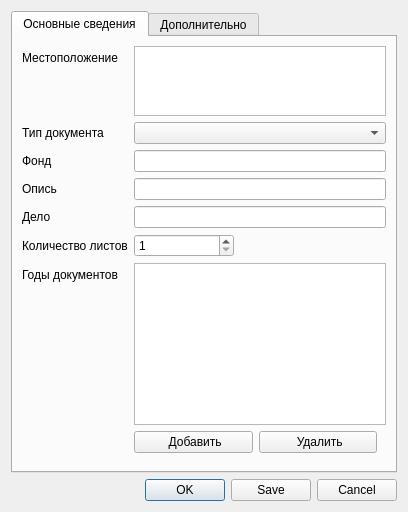
Old version of the form ui/docform_dialog.ui in the repository caxapyk/gaoo-cfp.
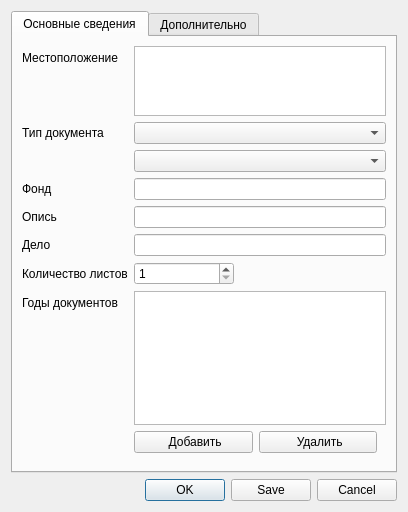
New version of the form. Icons and pictures are not drawn.

```diff
--- a/ui/docform_dialog.ui
+++ b/ui/docform_dialog.ui
@@ -93,14 +93,14 @@
          </property>
         </widget>
        </item>
-       <item row="2" column="0">
+       <item row="4" column="0">
         <widget class="QLabel" name="label_3">
          <property name="text">
           <string>Фонд</string>
          </property>
         </widget>
        </item>
-       <item row="2" column="1">
+       <item row="4" column="1">
         <widget class="QLineEdit" name="fund_lineEdit">
          <property name="maximumSize">
           <size>
@@ -113,14 +113,14 @@
          </property>
         </widget>
        </item>
-       <item row="3" column="0">
+       <item row="5" column="0">
         <widget class="QLabel" name="label_4">
          <property name="text">
           <string>Опись</string>
          </property>
         </widget>
        </item>
-       <item row="3" column="1">
+       <item row="5" column="1">
         <widget class="QLineEdit" name="inventory_lineEdit">
          <property name="maximumSize">
           <size>
@@ -133,14 +133,14 @@
          </property>
         </widget>
        </item>
-       <item row="4" column="0">
+       <item row="6" column="0">
         <widget class="QLabel" name="label_5">
          <property name="text">
           <string>Дело</string>
          </property>
         </widget>
        </item>
-       <item row="4" column="1">
+       <item row="6" column="1">
         <widget class="QLineEdit" name="unit_lineEdit">
          <property name="maximumSize">
           <size>
@@ -153,14 +153,14 @@
          </property>
         </widget>
        </item>
-       <item row="5" column="0">
+       <item row="7" column="0">
         <widget class="QLabel" name="label_6">
          <property name="text">
           <string>Количество листов</string>
          </property>
         </widget>
        </item>
-       <item row="5" column="1">
+       <item row="7" column="1">
         <widget class="QSpinBox" name="sheet_spinBox">
          <property name="maximumSize">
           <size>
@@ -179,14 +179,14 @@
          </property>
         </widget>
        </item>
-       <item row="8" column="0">
+       <item row="10" column="0">
         <widget class="QLabel" name="label_11">
          <property name="text">
           <string>Годы документов</string>
          </property>
         </widget>
        </item>
-       <item row="8" column="1">
+       <item row="10" column="1">
         <layout class="QVBoxLayout" name="verticalLayout_4">
          <item>
           <widget class="QListView" name="year_listView">
@@ -291,6 +291,9 @@
          </item>
         </layout>
        </item>
+       <item row="3" column="1">
+        <widget class="QComboBox" name="comboBox_fund"/>
+       </item>
       </layout>
      </widget>
      <widget class="QWidget" name="tab_add">
```
Left out of the diff: 7 changed lines with no effect on the pictures.
